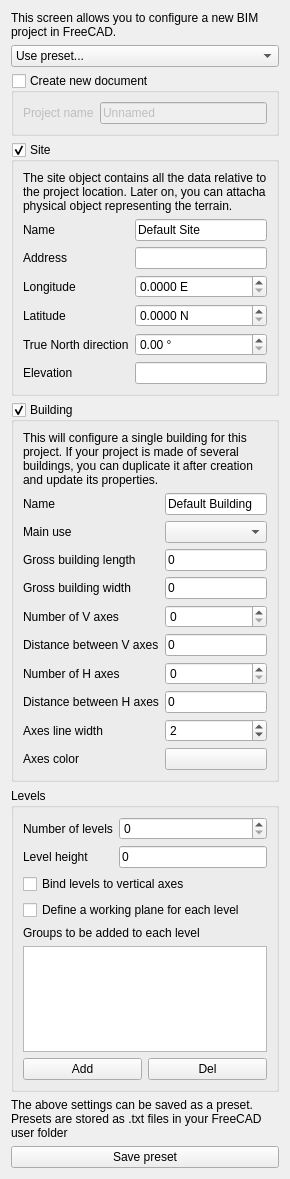
Old version of the form dialogProject.ui in the repository yorikvanhavre/BIM_Workbench.
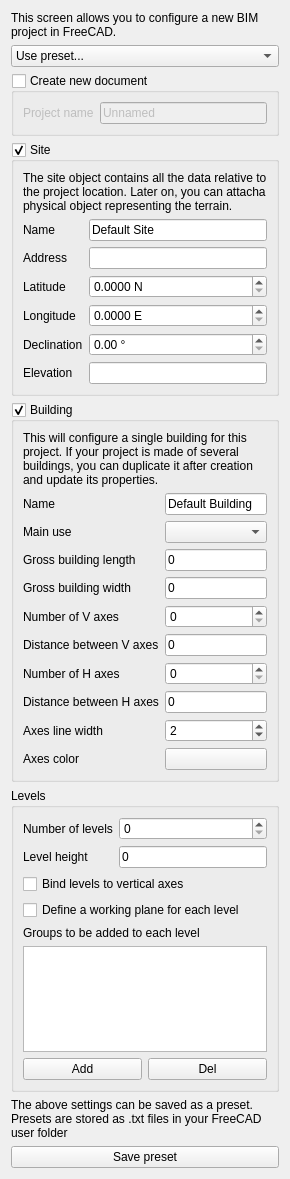
New version of the form. Icons and pictures are not drawn. Custom widgets are drawn as their Qt base class.

```diff
--- a/dialogProject.ui
+++ b/dialogProject.ui
@@ -86,8 +86,39 @@
       </item>
       <item>
        <layout class="QGridLayout" name="gridLayout">
-        <item row="1" column="1">
-         <widget class="QLineEdit" name="siteAddress"/>
+        <item row="3" column="1">
+         <widget class="QDoubleSpinBox" name="siteLongitude">
+          <property name="suffix">
+           <string> E</string>
+          </property>
+          <property name="decimals">
+           <number>4</number>
+          </property>
+          <property name="maximum">
+           <double>9999.989999999999782</double>
+          </property>
+         </widget>
+        </item>
+        <item row="6" column="0">
+         <widget class="QLabel" name="label_6">
+          <property name="text">
+           <string>Elevation</string>
+          </property>
+         </widget>
+        </item>
+        <item row="5" column="0">
+         <widget class="QLabel" name="label_5">
+          <property name="text">
+           <string>Declination</string>
+          </property>
+         </widget>
+        </item>
+        <item row="0" column="1">
+         <widget class="QLineEdit" name="siteName">
+          <property name="text">
+           <string>Default Site</string>
+          </property>
+         </widget>
         </item>
         <item row="0" column="0">
          <widget class="QLabel" name="label_7">
@@ -96,6 +127,33 @@
           </property>
          </widget>
         </item>
+        <item row="5" column="1">
+         <widget class="QDoubleSpinBox" name="siteDeviation">
+          <property name="suffix">
+           <string> °</string>
+          </property>
+          <property name="maximum">
+           <double>359.990000000000009</double>
+          </property>
+         </widget>
+        </item>
+        <item row="3" column="0">
+         <widget class="QLabel" name="label_3">
+          <property name="text">
+           <string>Longitude</string>
+          </property>
+         </widget>
+        </item>
+        <item row="6" column="1">
+         <widget class="Gui::InputField" name="siteElevation">
+          <property name="unit" stdset="0">
+           <string notr="true"/>
+          </property>
+         </widget>
+        </item>
+        <item row="1" column="1">
+         <widget class="QLineEdit" name="siteAddress"/>
+        </item>
         <item row="1" column="0">
          <widget class="QLabel" name="label_2">
           <property name="text">
@@ -103,34 +161,14 @@
           </property>
          </widget>
         </item>
-        <item row="0" column="1">
-         <widget class="QLineEdit" name="siteName">
-          <property name="text">
-           <string>Default Site</string>
-          </property>
-         </widget>
-        </item>
-        <item row="2" column="1">
-         <widget class="QDoubleSpinBox" name="siteLongitude">
-          <property name="suffix">
-           <string> E</string>
-          </property>
-          <property name="decimals">
-           <number>4</number>
-          </property>
-          <property name="maximum">
-           <double>9999.989999999999782</double>
-          </property>
-         </widget>
-        </item>
-        <item row="3" column="0">
+        <item row="2" column="0">
          <widget class="QLabel" name="label_4">
           <property name="text">
            <string>Latitude</string>
           </property>
          </widget>
         </item>
-        <item row="3" column="1">
+        <item row="2" column="1">
          <widget class="QDoubleSpinBox" name="siteLatitude">
           <property name="suffix">
            <string> N</string>
@@ -143,44 +181,6 @@
           </property>
          </widget>
         </item>
-        <item row="4" column="0">
-         <widget class="QLabel" name="label_5">
-          <property name="text">
-           <string>True North direction</string>
-          </property>
-         </widget>
-        </item>
-        <item row="2" column="0">
-         <widget class="QLabel" name="label_3">
-          <property name="text">
-           <string>Longitude</string>
-          </property>
-         </widget>
-        </item>
-        <item row="4" column="1">
-         <widget class="QDoubleSpinBox" name="siteDeviation">
-          <property name="suffix">
-           <string> °</string>
-          </property>
-          <property name="maximum">
-           <double>359.990000000000009</double>
-          </property>
-         </widget>
-        </item>
-        <item row="5" column="0">
-         <widget class="QLabel" name="label_6">
-          <property name="text">
-           <string>Elevation</string>
-          </property>
-         </widget>
-        </item>
-        <item row="5" column="1">
-         <widget class="Gui::InputField" name="siteElevation">
-          <property name="unit" stdset="0">
-           <string notr="true"/>
-          </property>
-         </widget>
-        </item>
        </layout>
       </item>
      </layout>
```
